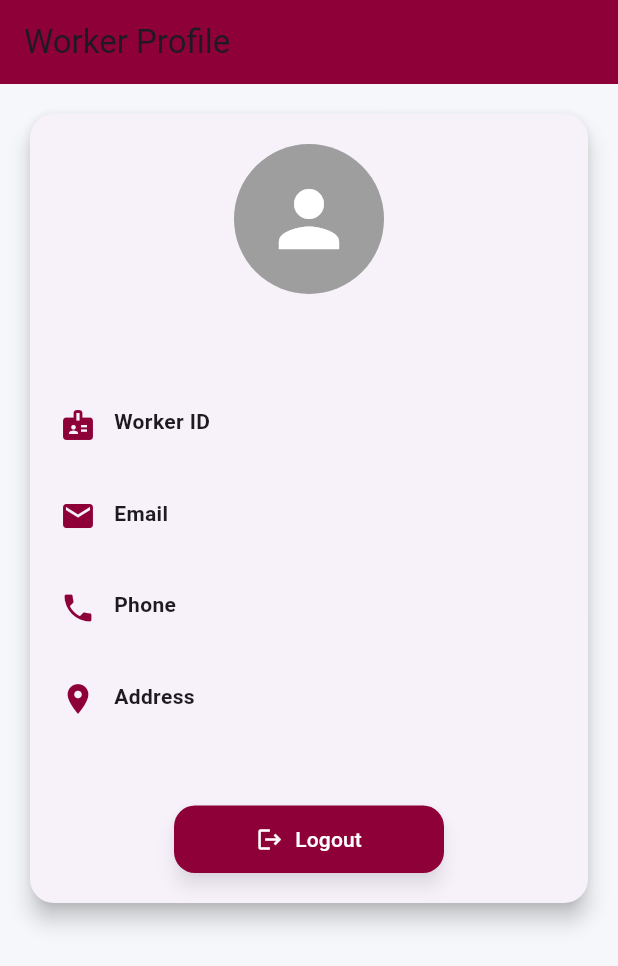
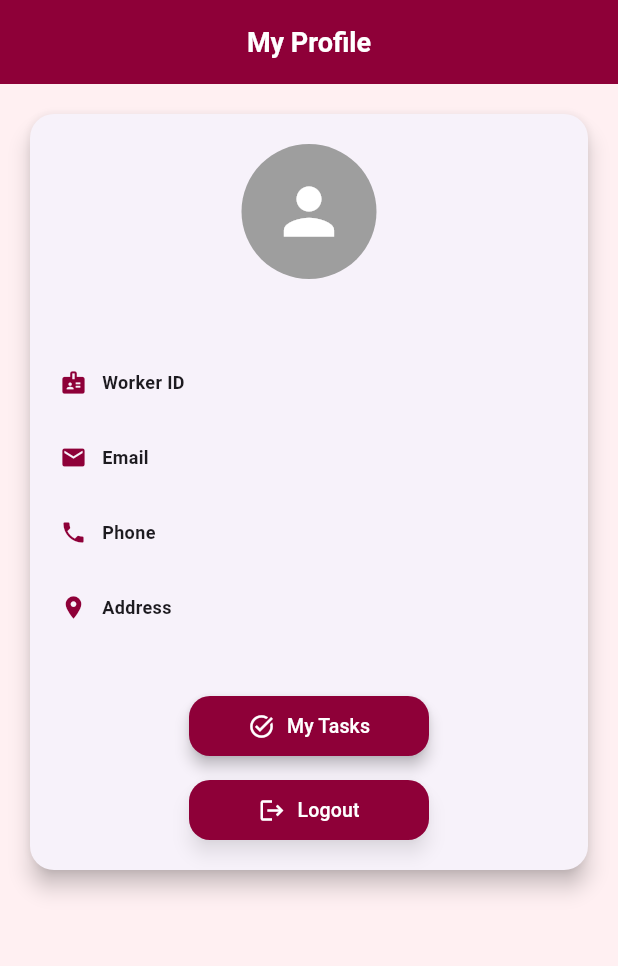
Before and after one commit to wnzimah/wtms-project, a Flutter app: the ProfileScreen screen opened directly with empty values, on a phone screen of 412 x 824 dp. Shown: the top 966 px of the screen. Run offline on Flutter 3.47's test engine with Material 3 defaults, Android fonts, the phone set to English and light mode, and no system bars; our stand-ins replace shared_preferences; accounts and stored records are empty.

Commit message:
upload all the latest file

```diff
--- /dev/null
+++ b/devtools_options.yaml
@@ -0,0 +1,3 @@
+description: This file stores settings for Dart & Flutter DevTools.
+documentation: https://docs.flutter.dev/tools/devtools/extensions#configure-extension-enablement-states
+extensions:
--- a/lib/view/profilescreen.dart
+++ b/lib/view/profilescreen.dart
@@ -1,6 +1,7 @@
 import 'package:flutter/material.dart';
 import '../model/worker.dart';
 import 'loginscreen.dart';
+import 'TaskListScreen.dart';
 
 class ProfileScreen extends StatefulWidget {
   final Worker worker;
@@ -20,15 +21,23 @@ class _ProfileScreenState extends State<ProfileScreen> {
 
   @override
   Widget build(BuildContext context) {
-    const Color themeColor = Color(0xFF8E0038); // Maroon
-    const Color backgroundColor = Color(0xFFF5F7FA);
+    const Color themeColor = Color(0xFF8E0038); // Maroon utama
+    const Color backgroundColor = Color(0xFFFFF0F2); // ✅ Light Rose
 
     return Scaffold(
       backgroundColor: backgroundColor,
       appBar: AppBar(
-        title: const Text("Worker Profile"),
         backgroundColor: themeColor,
-        // Logout button at top removed
+        centerTitle: true,
+        iconTheme: const IconThemeData(color: Colors.white),
+        title: const Text(
+          "My Profile",
+          style: TextStyle(
+            fontSize: 18,
+            fontWeight: FontWeight.bold,
+            color: Colors.white,
+          ),
+        ),
       ),
       body: SingleChildScrollView(
         child: Padding(
@@ -41,37 +50,63 @@ class _ProfileScreenState extends State<ProfileScreen> {
               child: Column(
                 children: [
                   const CircleAvatar(
-                    radius: 50,
+                    radius: 45,
                     backgroundColor: Colors.grey,
-                    child: Icon(Icons.person, size: 60, color: Colors.white),
+                    child: Icon(Icons.person, size: 50, color: Colors.white),
                   ),
-                  const SizedBox(height: 16),
+                  const SizedBox(height: 12),
                   Text(
                     widget.worker.workerName ?? "No Name",
                     style: const TextStyle(
-                      fontSize: 22,
+                      fontSize: 18,
                       fontWeight: FontWeight.bold,
                       color: themeColor,
                     ),
                   ),
-                  const SizedBox(height: 20),
+                  const SizedBox(height: 16),
                   _buildProfileItem(Icons.badge, "Worker ID", widget.worker.workerId ?? "-"),
                   _buildProfileItem(Icons.email, "Email", widget.worker.workerEmail ?? "-"),
                   _buildProfileItem(Icons.phone, "Phone", widget.worker.workerPhone ?? "-"),
                   _buildProfileItem(Icons.location_on, "Address", widget.worker.workerAddress ?? "-"),
-                  const SizedBox(height: 30),
+                  const SizedBox(height: 24),
 
-                  // Styled Logout Button at bottom
+                  // My Tasks button
                   SizedBox(
-                    width: 180,
-                    height: 45,
+                    width: 160,
+                    height: 40,
+                    child: ElevatedButton.icon(
+                      onPressed: () {
+                        Navigator.push(
+                          context,
+                          MaterialPageRoute(
+                            builder: (_) => TaskListScreen(worker: widget.worker),
+                          ),
+                        );
+                      },
+                      icon: const Icon(Icons.task_alt, color: Colors.white, size: 18),
+                      label: const Text("My Tasks", style: TextStyle(color: Colors.white, fontSize: 13)),
+                      style: ElevatedButton.styleFrom(
+                        backgroundColor: themeColor,
+                        padding: const EdgeInsets.symmetric(horizontal: 12),
+                        shape: RoundedRectangleBorder(borderRadius: BorderRadius.circular(14)),
+                        elevation: 4,
+                      ),
+                    ),
+                  ),
+
+                  const SizedBox(height: 16),
+
+                  // Logout button
+                  SizedBox(
+                    width: 160,
+                    height: 40,
                     child: ElevatedButton.icon(
                       onPressed: _logout,
-                      icon: const Icon(Icons.logout, color: Colors.white),
-                      label: const Text("Logout", style: TextStyle(color: Colors.white)),
+                      icon: const Icon(Icons.logout, color: Colors.white, size: 18),
+                      label: const Text("Logout", style: TextStyle(color: Colors.white, fontSize: 13)),
                       style: ElevatedButton.styleFrom(
                         backgroundColor: themeColor,
-                        padding: const EdgeInsets.symmetric(horizontal: 16),
+                        padding: const EdgeInsets.symmetric(horizontal: 12),
                         shape: RoundedRectangleBorder(borderRadius: BorderRadius.circular(14)),
                         elevation: 5,
                         shadowColor: Colors.black45,
@@ -88,20 +123,21 @@ class _ProfileScreenState extends State<ProfileScreen> {
   }
 
   Widget _buildProfileItem(IconData icon, String title, String value) {
+    const Color iconColor = Color(0xFF8E0038);
     return Padding(
-      padding: const EdgeInsets.symmetric(vertical: 8),
+      padding: const EdgeInsets.symmetric(vertical: 6),
       child: Row(
         crossAxisAlignment: CrossAxisAlignment.start,
         children: [
-          Icon(icon, color: const Color(0xFF8E0038)),
-          const SizedBox(width: 12),
+          Icon(icon, color: iconColor, size: 18),
+          const SizedBox(width: 10),
           Expanded(
             child: Column(
               crossAxisAlignment: CrossAxisAlignment.start,
               children: [
-                Text(title, style: const TextStyle(fontWeight: FontWeight.bold)),
+                Text(title, style: const TextStyle(fontWeight: FontWeight.bold, fontSize: 12)),
                 const SizedBox(height: 2),
-                Text(value, style: const TextStyle(fontSize: 16)),
+                Text(value, style: const TextStyle(fontSize: 13)),
               ],
             ),
           )
--- a/lib/view/splashscreen.dart
+++ b/lib/view/splashscreen.dart
@@ -97,7 +97,7 @@ class _SplashScreenState extends State<SplashScreen> {
           );
         }
       }).catchError((error) {
-        // If HTTP error, go to LoginScreen
+        // this for if HTTP error, go to LoginScreen
         Navigator.pushReplacement(
           context,
           MaterialPageRoute(builder: (context) => const LoginScreen()),
```
Also changed, not shown: lib/model/work.dart (added, +39 -0 lines), lib/view/submitcompletionscreen.dart (added, +174 -0 lines), lib/view/tasklistscreen.dart (added, +232 -0 lines), lib/main.dart (line endings or trailing spaces), 3 other files.
